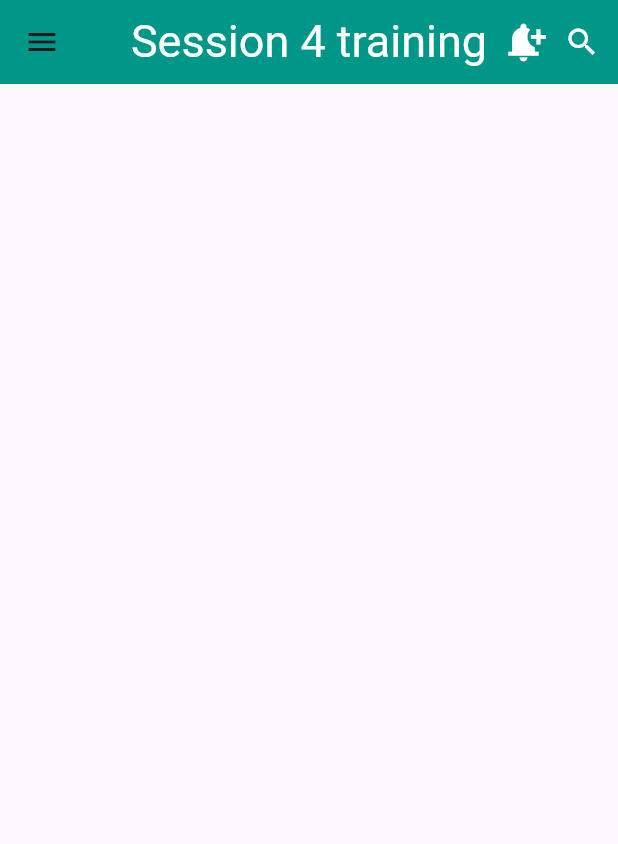
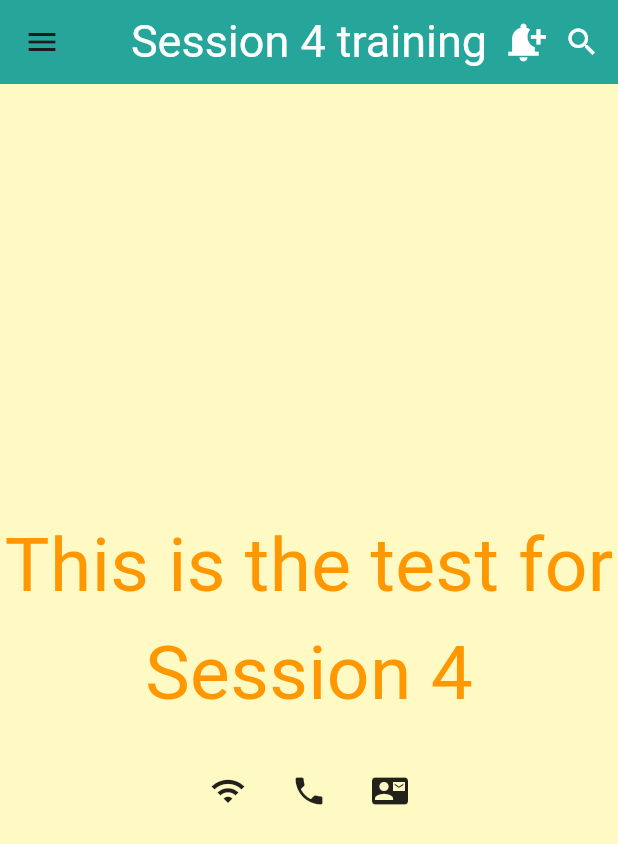
Before and after one commit to mjbara/test_session4, a Flutter app: the screen it shows after launch, on a phone screen of 412 x 824 dp. Shown: the top 844 px of the screen. Run offline on Flutter 3.47's test engine with Material 3 defaults, Android fonts, the phone set to English and light mode, and no system bars.

Commit message:
Second commit

```diff
--- a/lib/main.dart
+++ b/lib/main.dart
@@ -11,9 +11,10 @@ class MyApp extends StatelessWidget {
   Widget build(BuildContext context) {
    return MaterialApp(
      home: Scaffold(
+       backgroundColor: Colors.yellow.shade100,
        appBar: AppBar(
          centerTitle: true,
-         backgroundColor: Colors.teal,
+         backgroundColor: Colors.teal.shade400,
          leading: Icon(Icons.menu),
 
          title: Text("Session 4 training", style: TextStyle(color: Colors.white, fontSize: 30),),
@@ -23,6 +24,27 @@ class MyApp extends StatelessWidget {
            IconButton(onPressed: (){}, icon: Icon(Icons.search), color: Colors.white,),
          ],
        ),
+       body: Center(
+         child: Column(
+           //crossAxisAlignment: CrossAxisAlignment.end,
+           mainAxisAlignment: MainAxisAlignment.center,
+           children: [
+             Text("This is the test for", style: TextStyle(color: Colors.orange, fontSize: 50),),
+             Text("Session 4", style: TextStyle(color: Colors.orange, fontSize: 50),),
+             SizedBox(height: 30,),
+             Row(
+               mainAxisAlignment: MainAxisAlignment.center,
+             children: [
+               Icon(Icons.wifi),
+               SizedBox(width: 30,),
+               Icon(Icons.phone),
+               SizedBox(width: 30,),
+               Icon(Icons.contact_mail),
+             ],
+             )
+           ],
+         ),
+       ),
      ),
    );
   }
```
